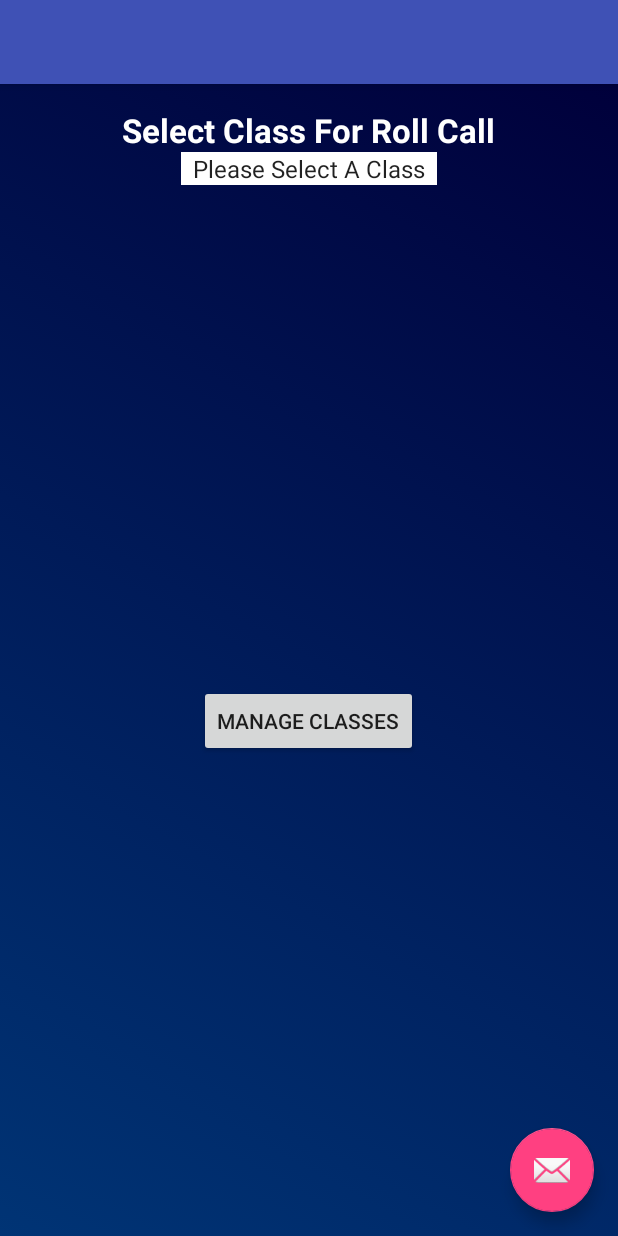
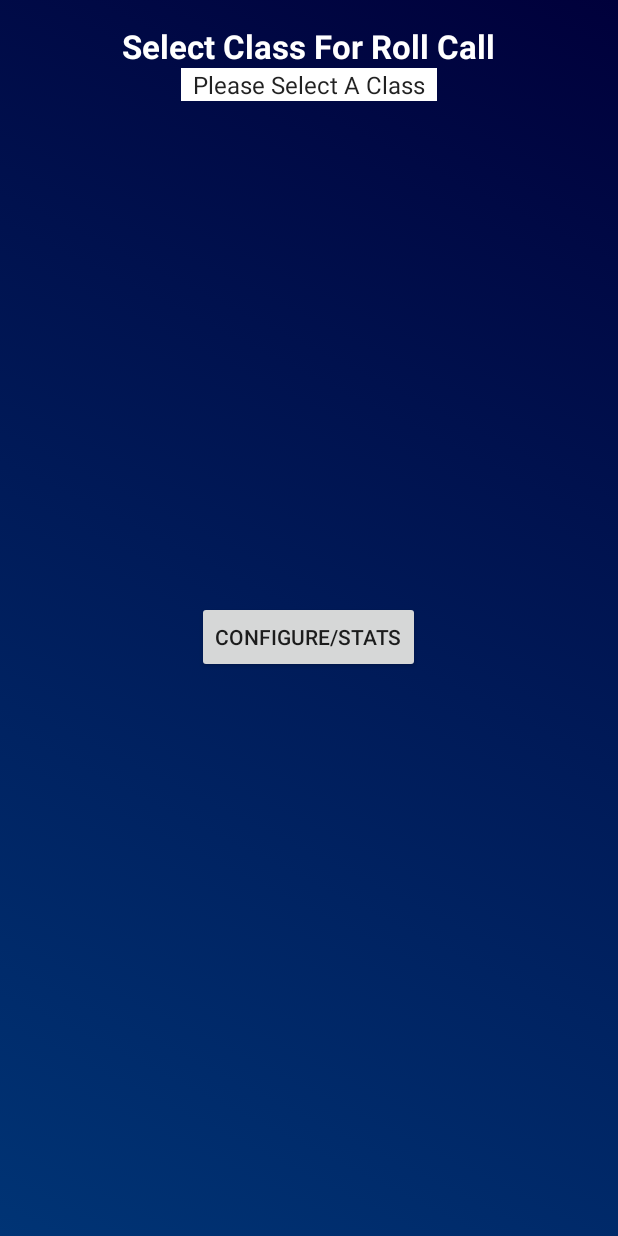
Before and after one commit to jricha22/JeffRichardsRollCall, an Android app: the screen it shows after launch (MainActivity), on a phone screen of 412 x 824 dp. Run offline under Robolectric (Android 15) with nearby library versions, the phone set to English and light mode, and no system bars.

Commit message:
Remove app bar and email icon from layout and tweak GUI strings

```diff
--- a/app/src/main/res/layout/activity_main.xml
+++ b/app/src/main/res/layout/activity_main.xml
@@ -1,34 +1,10 @@
 <?xml version="1.0" encoding="utf-8"?>
 <android.support.design.widget.CoordinatorLayout xmlns:android="http://schemas.android.com/apk/res/android"
-    xmlns:app="http://schemas.android.com/apk/res-auto"
     xmlns:tools="http://schemas.android.com/tools"
     android:layout_width="match_parent"
     android:layout_height="match_parent"
     android:fitsSystemWindows="true"
     tools:context=".view.MainActivity">
 
-    <android.support.design.widget.AppBarLayout
-        android:layout_width="match_parent"
-        android:layout_height="wrap_content"
-        android:theme="@style/AppTheme.AppBarOverlay">
-
-        <android.support.v7.widget.Toolbar
-            android:id="@+id/toolbar"
-            android:layout_width="match_parent"
-            android:layout_height="?attr/actionBarSize"
-            android:background="?attr/colorPrimary"
-            app:popupTheme="@style/AppTheme.PopupOverlay" />
-
-    </android.support.design.widget.AppBarLayout>
-
     <include layout="@layout/content_main" />
-
-    <android.support.design.widget.FloatingActionButton
-        android:id="@+id/fab"
-        android:layout_width="wrap_content"
-        android:layout_height="wrap_content"
-        android:layout_gravity="bottom|end"
-        android:layout_margin="@dimen/fab_margin"
-        android:src="@android:drawable/ic_dialog_email" />
-
 </android.support.design.widget.CoordinatorLayout>
--- a/app/src/main/res/layout/content_manage.xml
+++ b/app/src/main/res/layout/content_manage.xml
@@ -78,7 +78,7 @@
             android:id="@+id/txtClassName"
             android:editable="true"
             android:enabled="true"
-            android:hint="New Class ID"
+            android:hint="@string/class_hint"
             android:singleLine="true"
             android:background="#ffffff" />
     </LinearLayout>
--- a/app/src/main/res/values/strings.xml
+++ b/app/src/main/res/values/strings.xml
@@ -1,7 +1,7 @@
 <resources>
     <string name="app_name">JeffRichardsRollCall</string>
     <string name="action_settings">Settings</string>
-    <string name="manage_classes">Manage Classes</string>
+    <string name="manage_classes">Configure/Stats</string>
     <string name="title_activity_class_roll_call">Class Roll Call</string>
     <string name="title_activity_manage">Manage Activity</string>
     <string name="classes">Classes</string>
@@ -15,4 +15,5 @@
     <string name="students">Students</string>
     <string name="class_label">Class:</string>
     <string name="select_class">Please Select A Class</string>
+    <string name="class_hint">Unique class ID</string>
 </resources>
```
Also changed, not shown: app/src/main/res/layout/activity_class_roll_call.xml (+0 -24 lines), app/src/main/res/layout/activity_manage.xml (+0 -24 lines), app/src/main/res/layout/activity_manage_students.xml (+0 -24 lines).
